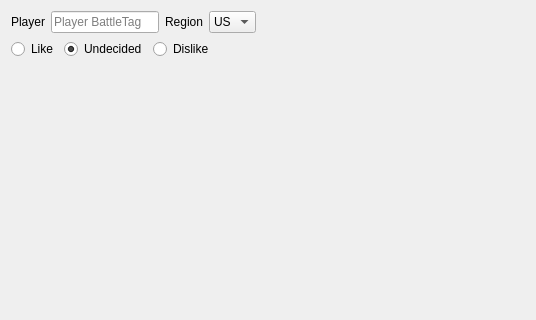
Before: the Qt Designer form OverwatchPlayerLog/UI/PlayerInfoPaneWidget.ui in yxbh/Overwatch-Player-Log, drawn with Qt 5; both pictures show x 0 to 536 and y 0 to 320 of the 745 by 574 pixel window.
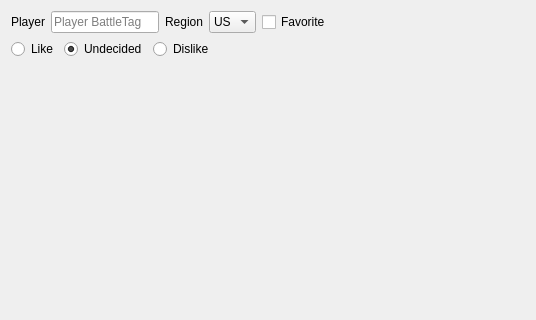
After: the same form once the commit is applied.

Commit message: player & info pane additiona functionalities

```diff
--- a/OverwatchPlayerLog/UI/PlayerInfoPaneWidget.ui
+++ b/OverwatchPlayerLog/UI/PlayerInfoPaneWidget.ui
@@ -71,6 +71,13 @@
        </item>
       </widget>
      </item>
+     <item>
+      <widget class="QCheckBox" name="checkBox_isFavorite">
+       <property name="text">
+        <string>Favorite</string>
+       </property>
+      </widget>
+     </item>
      <item>
       <spacer name="horizontalSpacer">
        <property name="orientation">
```
The commit also changes 4 other files.
